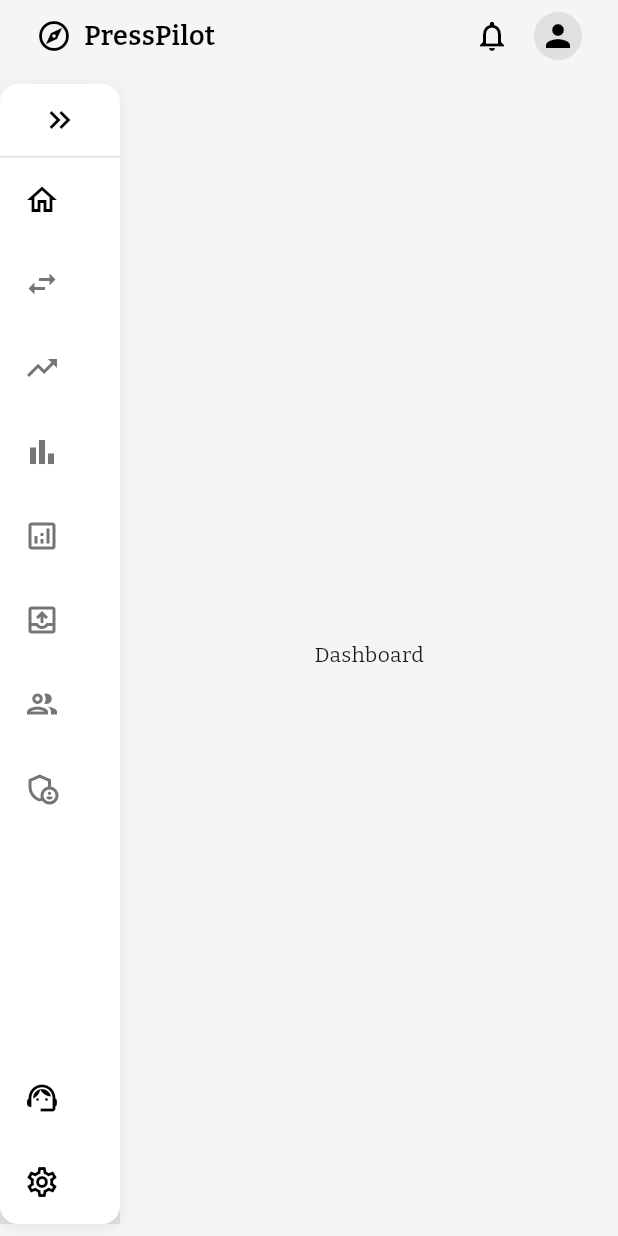
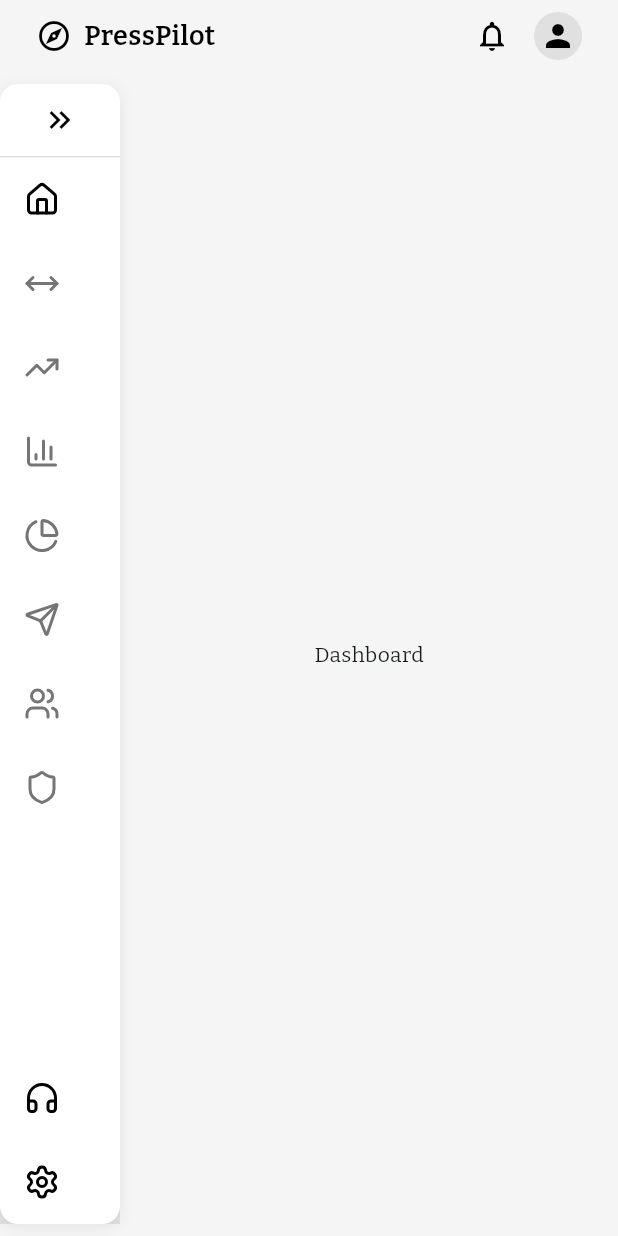
Before and after one commit to DebdaruDG/NewsForg, a Flutter app: the DashboardWrapper screen opened by its route, on a phone screen of 412 x 824 dp. Run offline on Flutter 3.47's test engine with Material 3 defaults, Android fonts, the phone set to English and light mode, and no system bars; our stand-ins replace font_awesome_flutter, go_router, lucide_icons; project files that could hold a hidden picture were left out.

Commit message:
icons package

```diff
--- a/B2B Portal/lib/model/sidebar_model.dart
+++ b/B2B Portal/lib/model/sidebar_model.dart
@@ -18,42 +18,42 @@ class SidebarItemModel {
 class SidebarItems {
   static List<SidebarItemModel> get topSideBarItems => [
     SidebarItemModel(
-      icon: DashboardIcons.home,
+      icon: DashboardLucideIcons.home,
       label: 'Overview',
       screen: AppScreen.dashboard,
     ),
     SidebarItemModel(
-      icon: DashboardIcons.trade,
+      icon: DashboardLucideIcons.trade,
       label: 'Content',
       screen: AppScreen.content,
     ),
     SidebarItemModel(
-      icon: DashboardIcons.earn,
+      icon: DashboardLucideIcons.earn,
       label: 'Reviews',
       screen: AppScreen.reviews,
     ),
     SidebarItemModel(
-      icon: DashboardIcons.reports,
+      icon: DashboardLucideIcons.reports,
       label: 'Schedules',
       screen: AppScreen.schedules,
     ),
     SidebarItemModel(
-      icon: DashboardIcons.analytics,
+      icon: DashboardLucideIcons.analytics,
       label: 'Analytics',
       screen: AppScreen.analytics,
     ),
     SidebarItemModel(
-      icon: DashboardIcons.distribution,
+      icon: DashboardLucideIcons.distribution,
       label: 'Distribution',
       screen: AppScreen.distribution,
     ),
     SidebarItemModel(
-      icon: DashboardIcons.userManagement,
+      icon: DashboardLucideIcons.userManagement,
       label: 'User Management',
       screen: AppScreen.users,
     ),
     SidebarItemModel(
-      icon: DashboardIcons.roleManagement,
+      icon: DashboardLucideIcons.roleManagement,
       label: 'Role Management',
       screen: AppScreen.roleManagement,
     ),
@@ -61,12 +61,12 @@ class SidebarItems {
 
   static const List<SidebarItemModel> bottomSidebarItems = [
     SidebarItemModel(
-      icon: DashboardIcons.support,
+      icon: DashboardLucideIcons.support,
       label: 'Support',
       screen: AppScreen.dashboard,
     ),
     SidebarItemModel(
-      icon: DashboardIcons.settings,
+      icon: DashboardLucideIcons.settings,
       label: 'Settings',
       screen: AppScreen.dashboard,
     ),
--- a/B2B Portal/lib/utils/icon_constants.dart
+++ b/B2B Portal/lib/utils/icon_constants.dart
@@ -1,4 +1,6 @@
 import 'package:flutter/material.dart';
+import 'package:lucide_icons/lucide_icons.dart';
+import 'package:font_awesome_flutter/font_awesome_flutter.dart';
 
 // Icon constants for the dashboard
 class DashboardIcons {
@@ -23,3 +25,52 @@ class DashboardIcons {
   static const IconData userManagement = Icons.group_outlined;
   static const IconData roleManagement = Icons.admin_panel_settings_outlined;
 }
+
+class DashboardLucideIcons {
+  static const IconData home = LucideIcons.home;
+  static const IconData trade = LucideIcons.moveHorizontal;
+  static const IconData earn = LucideIcons.trendingUp;
+  static const IconData reports = LucideIcons.barChart3;
+  static const IconData rewards = LucideIcons.star;
+  static const IconData support = LucideIcons.headphones;
+  static const IconData settings = LucideIcons.settings;
+  static const IconData transaction = LucideIcons.history;
+  static const IconData visa = LucideIcons.creditCard;
+  static const IconData paypal = LucideIcons.wallet;
+  static const IconData success = LucideIcons.checkCircle2;
+  static const IconData declined = LucideIcons.xCircle;
+  static const IconData trendingUp = LucideIcons.arrowUp;
+  static const IconData trendingDown = LucideIcons.arrowDown;
+
+  // ✅ New icons for sidebar
+  static const IconData analytics = LucideIcons.pieChart;
+  static const IconData distribution = LucideIcons.send; // closest to outbox
+  static const IconData userManagement = LucideIcons.users;
+  static const IconData roleManagement = LucideIcons.shield;
+}
+
+class DashboardFontAwesomeIcons {
+  static const IconData home = FontAwesomeIcons.house;
+  static const IconData trade = FontAwesomeIcons.rightLeft; // swap
+  static const IconData earn = FontAwesomeIcons.chartLine;
+  static const IconData reports = FontAwesomeIcons.chartColumn; // or chartBar
+  static const IconData rewards = FontAwesomeIcons.star;
+  static const IconData support =
+      FontAwesomeIcons.headphones; // closest to support agent
+  static const IconData settings = FontAwesomeIcons.gear;
+  static const IconData transaction =
+      FontAwesomeIcons.clockRotateLeft; // history
+  static const IconData visa = FontAwesomeIcons.ccVisa;
+  static const IconData paypal = FontAwesomeIcons.ccPaypal;
+  static const IconData success = FontAwesomeIcons.circleCheck;
+  static const IconData declined = FontAwesomeIcons.circleXmark;
+  static const IconData trendingUp = FontAwesomeIcons.arrowUp;
+  static const IconData trendingDown = FontAwesomeIcons.arrowDown;
+
+  // ✅ New icons for sidebar
+  static const IconData analytics = FontAwesomeIcons.chartPie;
+  static const IconData distribution =
+      FontAwesomeIcons.paperPlane; // closest to outbox
+  static const IconData userManagement = FontAwesomeIcons.users;
+  static const IconData roleManagement = FontAwesomeIcons.shieldHalved;
+}
--- a/B2B Portal/pubspec.yaml
+++ b/B2B Portal/pubspec.yaml
@@ -14,6 +14,8 @@ dependencies:
   cupertino_icons: ^1.0.8
   go_router: ^15.1.1
   data_table_2: ^2.5.10
+  lucide_icons: ^0.257.0
+  font_awesome_flutter: ^10.8.0
 
 dev_dependencies:
   flutter_test:
```
Also changed, not shown: B2B Portal/pubspec.lock.
